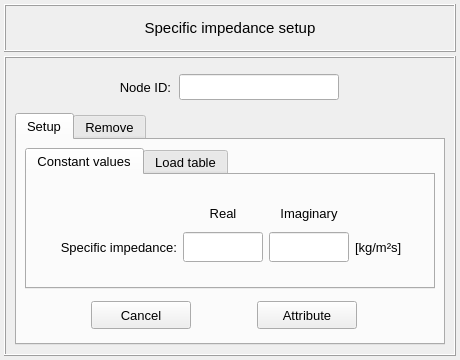
Before: the Qt Designer form pulse/interface/data/ui_files/model/setup/acoustic/specific_impedance_input.ui in open-pulse/OpenPulse, drawn with Qt 5.
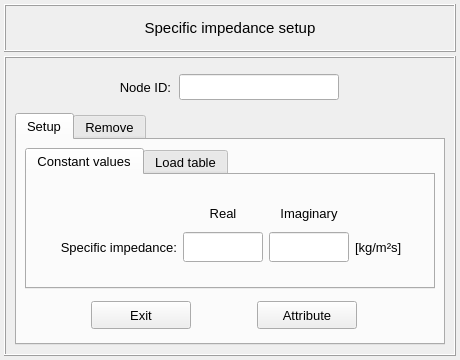
After: the same form once the commit is applied.

Commit message: Replace the button text "Cancel" by "Exit"

Patch:
```diff
--- a/pulse/interface/data/ui_files/model/setup/acoustic/specific_impedance_input.ui
+++ b/pulse/interface/data/ui_files/model/setup/acoustic/specific_impedance_input.ui
@@ -920,7 +920,7 @@
                 <string notr="true"/>
                </property>
                <property name="text">
-                <string>Cancel</string>
+                <string>Exit</string>
                </property>
                <property name="autoDefault">
                 <bool>false</bool>
```
Left out of the diff: 4 changed lines with no effect on the pictures. The commit also changes 75 other files.
